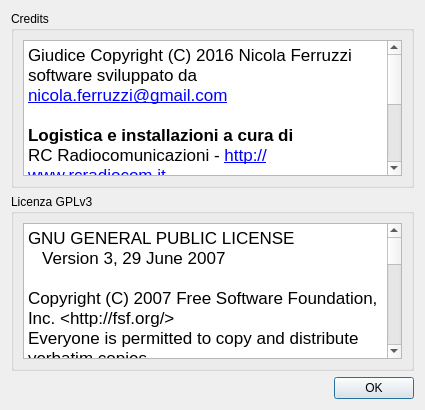
This is ui/info.ui in nferruzzi/giudice-server as Qt 5 draws it before an edit. The edited form follows.
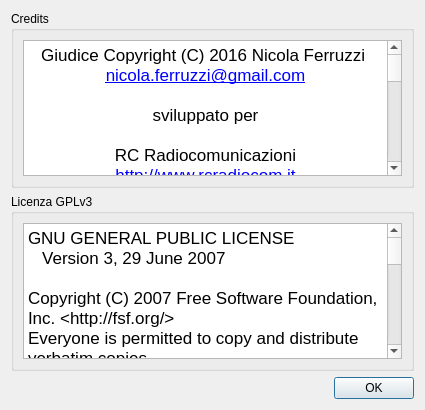
This is the edited form. Icons and pictures are not drawn.

Commit message: Better copyright and installer desc

Diff of the .ui file:
```diff
--- a/ui/info.ui
+++ b/ui/info.ui
@@ -27,17 +27,31 @@
 &lt;html&gt;&lt;head&gt;&lt;meta name=&quot;qrichtext&quot; content=&quot;1&quot; /&gt;&lt;style type=&quot;text/css&quot;&gt;
 p, li { white-space: pre-wrap; }
 &lt;/style&gt;&lt;/head&gt;&lt;body style=&quot; font-family:'.SF NS Text'; font-size:13pt; font-weight:400; font-style:normal;&quot;&gt;
-&lt;p style=&quot; margin-top:0px; margin-bottom:0px; margin-left:0px; margin-right:0px; -qt-block-indent:0; text-indent:0px;&quot;&gt;Giudice Copyright (C) 2016 Nicola Ferruzzi&lt;/p&gt;
-&lt;p style=&quot; margin-top:0px; margin-bottom:0px; margin-left:0px; margin-right:0px; -qt-block-indent:0; text-indent:0px;&quot;&gt;software sviluppato da &lt;a href=&quot;mailto:nicola.ferruzzi@gmail.com&quot;&gt;&lt;span style=&quot; text-decoration: underline; color:#0000ff;&quot;&gt;nicola.ferruzzi@gmail.com&lt;/span&gt;&lt;/a&gt;&lt;/p&gt;
+&lt;p align=&quot;center&quot; style=&quot; margin-top:0px; margin-bottom:0px; margin-left:0px; margin-right:0px; -qt-block-indent:0; text-indent:0px;&quot;&gt;Giudice Copyright (C) 2016 Nicola Ferruzzi &lt;/p&gt;
+&lt;p align=&quot;center&quot; style=&quot; margin-top:0px; margin-bottom:0px; margin-left:0px; margin-right:0px; -qt-block-indent:0; text-indent:0px;&quot;&gt;&lt;a href=&quot;mailto:nicola.ferruzzi@gmail.com&quot;&gt;&lt;span style=&quot; text-decoration: underline; color:#0000ff;&quot;&gt;nicola.ferruzzi@gmail.com&lt;/span&gt;&lt;/a&gt;&lt;/p&gt;
+&lt;p align=&quot;center&quot; style=&quot;-qt-paragraph-type:empty; margin-top:0px; margin-bottom:0px; margin-left:0px; margin-right:0px; -qt-block-indent:0; text-indent:0px;&quot;&gt;&lt;br /&gt;&lt;/p&gt;
+&lt;p align=&quot;center&quot; style=&quot; margin-top:0px; margin-bottom:0px; margin-left:0px; margin-right:0px; -qt-block-indent:0; text-indent:0px;&quot;&gt;sviluppato per&lt;/p&gt;
+&lt;p align=&quot;center&quot; style=&quot;-qt-paragraph-type:empty; margin-top:0px; margin-bottom:0px; margin-left:0px; margin-right:0px; -qt-block-indent:0; text-indent:0px;&quot;&gt;&lt;br /&gt;&lt;/p&gt;
+&lt;p align=&quot;center&quot; style=&quot; margin-top:0px; margin-bottom:0px; margin-left:0px; margin-right:0px; -qt-block-indent:0; text-indent:0px;&quot;&gt;RC Radiocomunicazioni&lt;/p&gt;
+&lt;p align=&quot;center&quot; style=&quot; margin-top:0px; margin-bottom:0px; margin-left:0px; margin-right:0px; -qt-block-indent:0; text-indent:0px;&quot;&gt;&lt;a href=&quot;http://www.rcradiocom.it&quot;&gt;&lt;span style=&quot; text-decoration: underline; color:#0000ff;&quot;&gt;http://www.rcradiocom.it&lt;/span&gt;&lt;/a&gt;&lt;/p&gt;
+&lt;p align=&quot;center&quot; style=&quot;-qt-paragraph-type:empty; margin-top:0px; margin-bottom:0px; margin-left:0px; margin-right:0px; -qt-block-indent:0; text-indent:0px; text-decoration: underline; color:#0000ff;&quot;&gt;&lt;br /&gt;&lt;/p&gt;
+&lt;p align=&quot;center&quot; style=&quot; margin-top:0px; margin-bottom:0px; margin-left:0px; margin-right:0px; -qt-block-indent:0; text-indent:0px;&quot;&gt;&lt;img src=&quot;:/img/logo_rc_esteso.png&quot; /&gt;&lt;/p&gt;
 &lt;p style=&quot;-qt-paragraph-type:empty; margin-top:0px; margin-bottom:0px; margin-left:0px; margin-right:0px; -qt-block-indent:0; text-indent:0px;&quot;&gt;&lt;br /&gt;&lt;/p&gt;
-&lt;p style=&quot; margin-top:0px; margin-bottom:0px; margin-left:0px; margin-right:0px; -qt-block-indent:0; text-indent:0px;&quot;&gt;&lt;span style=&quot; font-weight:600;&quot;&gt;Logistica e installazioni a cura di &lt;/span&gt;&lt;/p&gt;
-&lt;p style=&quot; margin-top:0px; margin-bottom:0px; margin-left:0px; margin-right:0px; -qt-block-indent:0; text-indent:0px;&quot;&gt;RC Radiocomunicazioni - &lt;a href=&quot;http://www.rcradiocom.it&quot;&gt;&lt;span style=&quot; text-decoration: underline; color:#0000ff;&quot;&gt;http://www.rcradiocom.it&lt;/span&gt;&lt;/a&gt;&lt;/p&gt;
-&lt;p style=&quot;-qt-paragraph-type:empty; margin-top:0px; margin-bottom:0px; margin-left:0px; margin-right:0px; -qt-block-indent:0; text-indent:0px; text-decoration: underline; color:#0000ff;&quot;&gt;&lt;br /&gt;&lt;/p&gt;
+&lt;p style=&quot;-qt-paragraph-type:empty; margin-top:0px; margin-bottom:0px; margin-left:0px; margin-right:0px; -qt-block-indent:0; text-indent:0px;&quot;&gt;&lt;br /&gt;&lt;/p&gt;
 &lt;p style=&quot; margin-top:0px; margin-bottom:0px; margin-left:0px; margin-right:0px; -qt-block-indent:0; text-indent:0px;&quot;&gt;&lt;span style=&quot; font-weight:600;&quot;&gt;Distribuito su licenza GPLv3.&lt;/span&gt;&lt;/p&gt;
 &lt;p style=&quot; margin-top:0px; margin-bottom:0px; margin-left:0px; margin-right:0px; -qt-block-indent:0; text-indent:0px;&quot;&gt;&lt;a href=&quot;http://github.com/nferruzzi/giudice-server&quot;&gt;&lt;span style=&quot; text-decoration: underline; color:#0000ff;&quot;&gt;http://github.com/nferruzzi/giudice-server&lt;/span&gt;&lt;/a&gt;&lt;/p&gt;
 &lt;p style=&quot; margin-top:0px; margin-bottom:0px; margin-left:0px; margin-right:0px; -qt-block-indent:0; text-indent:0px;&quot;&gt;&lt;a href=&quot;http://github.com/nferruzzi/giudice-client&quot;&gt;&lt;span style=&quot; text-decoration: underline; color:#0000ff;&quot;&gt;http://github.com/nferruzzi/giudice-client&lt;/span&gt;&lt;/a&gt;&lt;/p&gt;
 &lt;p style=&quot; margin-top:0px; margin-bottom:0px; margin-left:0px; margin-right:0px; -qt-block-indent:0; text-indent:0px;&quot;&gt;Dipendenze: Qt5 - LGPL e PyQt5 -  GPL &lt;/p&gt;
 &lt;p style=&quot;-qt-paragraph-type:empty; margin-top:0px; margin-bottom:0px; margin-left:0px; margin-right:0px; -qt-block-indent:0; text-indent:0px;&quot;&gt;&lt;br /&gt;&lt;/p&gt;
+&lt;p style=&quot; margin-top:0px; margin-bottom:0px; margin-left:0px; margin-right:0px; -qt-block-indent:0; text-indent:0px;&quot;&gt;This program is free software: you can redistribute it and/or modify&lt;/p&gt;
+&lt;p style=&quot; margin-top:0px; margin-bottom:0px; margin-left:0px; margin-right:0px; -qt-block-indent:0; text-indent:0px;&quot;&gt;it under the terms of the GNU General Public License as published by&lt;/p&gt;
+&lt;p style=&quot; margin-top:0px; margin-bottom:0px; margin-left:0px; margin-right:0px; -qt-block-indent:0; text-indent:0px;&quot;&gt;the Free Software Foundation, either version 3 of the License, or&lt;/p&gt;
+&lt;p style=&quot; margin-top:0px; margin-bottom:0px; margin-left:0px; margin-right:0px; -qt-block-indent:0; text-indent:0px;&quot;&gt;(at your option) any later version.&lt;/p&gt;
+&lt;p style=&quot;-qt-paragraph-type:empty; margin-top:0px; margin-bottom:0px; margin-left:0px; margin-right:0px; -qt-block-indent:0; text-indent:0px;&quot;&gt;&lt;br /&gt;&lt;/p&gt;
+&lt;p style=&quot; margin-top:0px; margin-bottom:0px; margin-left:0px; margin-right:0px; -qt-block-indent:0; text-indent:0px;&quot;&gt;This program is distributed in the hope that it will be useful,&lt;/p&gt;
+&lt;p style=&quot; margin-top:0px; margin-bottom:0px; margin-left:0px; margin-right:0px; -qt-block-indent:0; text-indent:0px;&quot;&gt;but WITHOUT ANY WARRANTY; without even the implied warranty of&lt;/p&gt;
+&lt;p style=&quot; margin-top:0px; margin-bottom:0px; margin-left:0px; margin-right:0px; -qt-block-indent:0; text-indent:0px;&quot;&gt;MERCHANTABILITY or FITNESS FOR A PARTICULAR PURPOSE.  See the&lt;/p&gt;
+&lt;p style=&quot; margin-top:0px; margin-bottom:0px; margin-left:0px; margin-right:0px; -qt-block-indent:0; text-indent:0px;&quot;&gt;GNU General Public License for more details.&lt;/p&gt;
 &lt;p style=&quot;-qt-paragraph-type:empty; margin-top:0px; margin-bottom:0px; margin-left:0px; margin-right:0px; -qt-block-indent:0; text-indent:0px;&quot;&gt;&lt;br /&gt;&lt;/p&gt;&lt;/body&gt;&lt;/html&gt;</string>
         </property>
        </widget>
```
Left out of the diff: 54 changed lines with no effect on the pictures. The commit also changes 3 other files.
